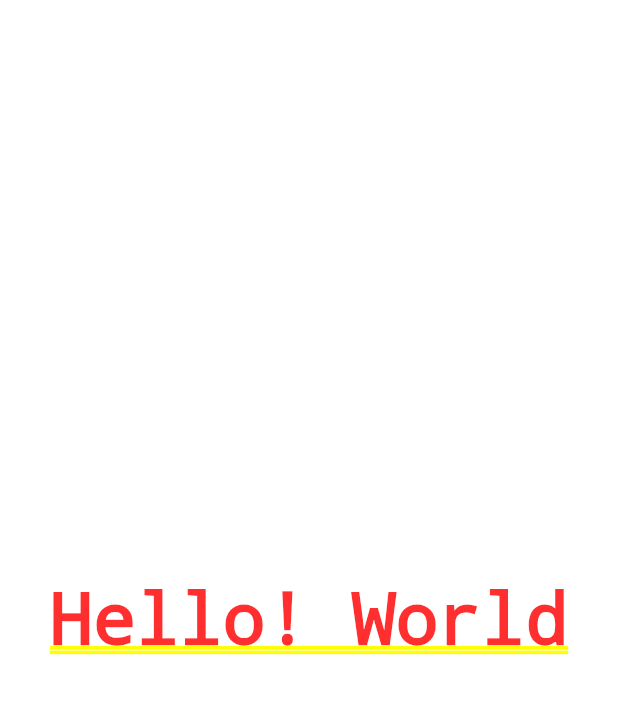
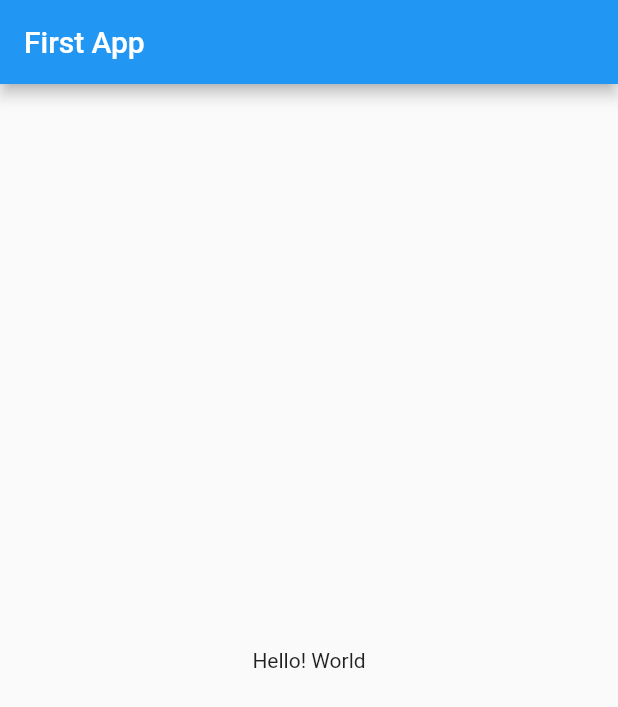
Before and after one commit to Rahul-247/Flutter-Complete-Guide, a Flutter app: the screen it shows after launch, on a phone screen of 412 x 824 dp. Shown: the top 707 px of the screen. Run offline on Flutter 3.47's test engine with Material 2 defaults, Android fonts, the phone set to English and light mode, and no system bars.

Commit message:
Added Scaffold and appBar

```diff
--- a/lib/main.dart
+++ b/lib/main.dart
@@ -1,18 +1,18 @@
 import 'package:flutter/material.dart';
 
-void main() {
-  runApp(MyApp());
-}
+void main() => runApp(MyApp());
 
 class MyApp extends StatelessWidget {
   Widget build(BuildContext context) {
     return MaterialApp(
-      home: Center(
-        child: Text(
-          "Hello! World",
-          textAlign: TextAlign.center
-          )
-        )
+      home: Scaffold(
+        appBar: AppBar(
+          title: Text("First App"),
+        ),
+        body: Center(
+          child: Text("Hello! World", textAlign: TextAlign.center),
+        ),
+      ),
     );
   }
 }
```
